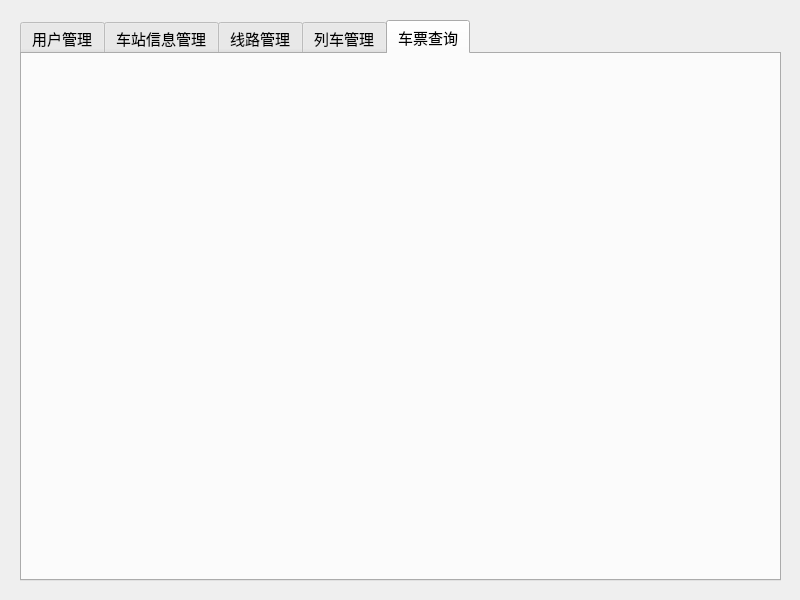
nathan21hz/RailInfoSys, file mainWindow.ui: the form before one commit.
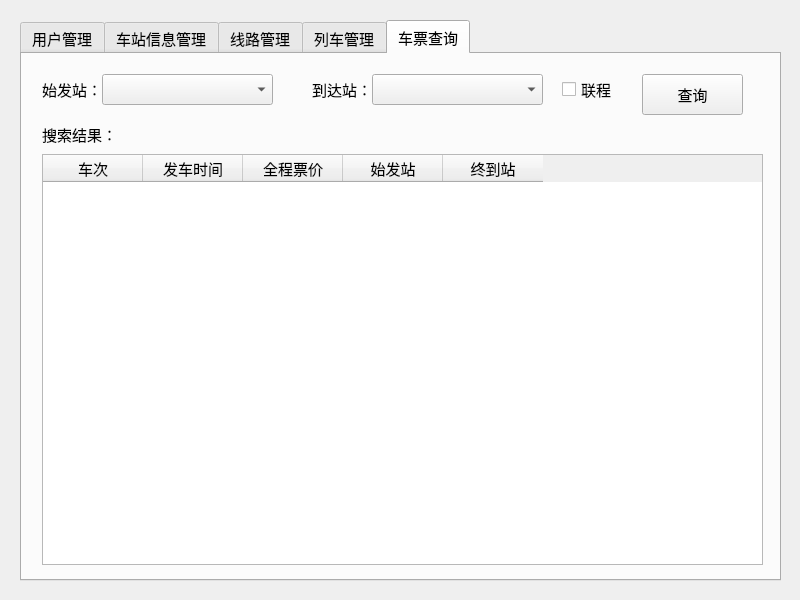
The form after the commit. The open tabs and pages were chosen to show the change.

What changed in the file:
```diff
--- a/mainWindow.ui
+++ b/mainWindow.ui
@@ -1076,6 +1076,129 @@
      <attribute name="title">
       <string>车票查询</string>
      </attribute>
+     <widget class="QLabel" name="label_24">
+      <property name="geometry">
+       <rect>
+        <x>290</x>
+        <y>20</y>
+        <width>61</width>
+        <height>31</height>
+       </rect>
+      </property>
+      <property name="text">
+       <string>到达站：</string>
+      </property>
+     </widget>
+     <widget class="QComboBox" name="combo_ticket_depart">
+      <property name="geometry">
+       <rect>
+        <x>80</x>
+        <y>20</y>
+        <width>171</width>
+        <height>31</height>
+       </rect>
+      </property>
+     </widget>
+     <widget class="QLabel" name="label_25">
+      <property name="geometry">
+       <rect>
+        <x>20</x>
+        <y>20</y>
+        <width>61</width>
+        <height>31</height>
+       </rect>
+      </property>
+      <property name="text">
+       <string>始发站：</string>
+      </property>
+     </widget>
+     <widget class="QComboBox" name="combo_ticket_arrive">
+      <property name="geometry">
+       <rect>
+        <x>350</x>
+        <y>20</y>
+        <width>171</width>
+        <height>31</height>
+       </rect>
+      </property>
+     </widget>
+     <widget class="QCheckBox" name="checkBox">
+      <property name="geometry">
+       <rect>
+        <x>540</x>
+        <y>20</y>
+        <width>71</width>
+        <height>31</height>
+       </rect>
+      </property>
+      <property name="text">
+       <string>联程</string>
+      </property>
+     </widget>
+     <widget class="QTableWidget" name="table_ticket">
+      <property name="geometry">
+       <rect>
+        <x>20</x>
+        <y>100</y>
+        <width>721</width>
+        <height>411</height>
+       </rect>
+      </property>
+      <property name="selectionBehavior">
+       <enum>QAbstractItemView::SelectRows</enum>
+      </property>
+      <column>
+       <property name="text">
+        <string>车次</string>
+       </property>
+      </column>
+      <column>
+       <property name="text">
+        <string>发车时间</string>
+       </property>
+      </column>
+      <column>
+       <property name="text">
+        <string>全程票价</string>
+       </property>
+      </column>
+      <column>
+       <property name="text">
+        <string>始发站</string>
+       </property>
+      </column>
+      <column>
+       <property name="text">
+        <string>终到站</string>
+       </property>
+      </column>
+     </widget>
+     <widget class="QLabel" name="label_28">
+      <property name="geometry">
+       <rect>
+        <x>20</x>
+        <y>70</y>
+        <width>81</width>
+        <height>21</height>
+       </rect>
+      </property>
+      <property name="text">
+       <string>搜索结果：</string>
+      </property>
+     </widget>
+     <widget class="QPushButton" name="pushButton">
+      <property name="geometry">
+       <rect>
+        <x>620</x>
+        <y>20</y>
+        <width>101</width>
+        <height>41</height>
+       </rect>
+      </property>
+      <property name="text">
+       <string>查询</string>
+      </property>
+     </widget>
     </widget>
    </widget>
   </widget>
```
Left out of the diff: 25 changed lines with no effect on the pictures.
